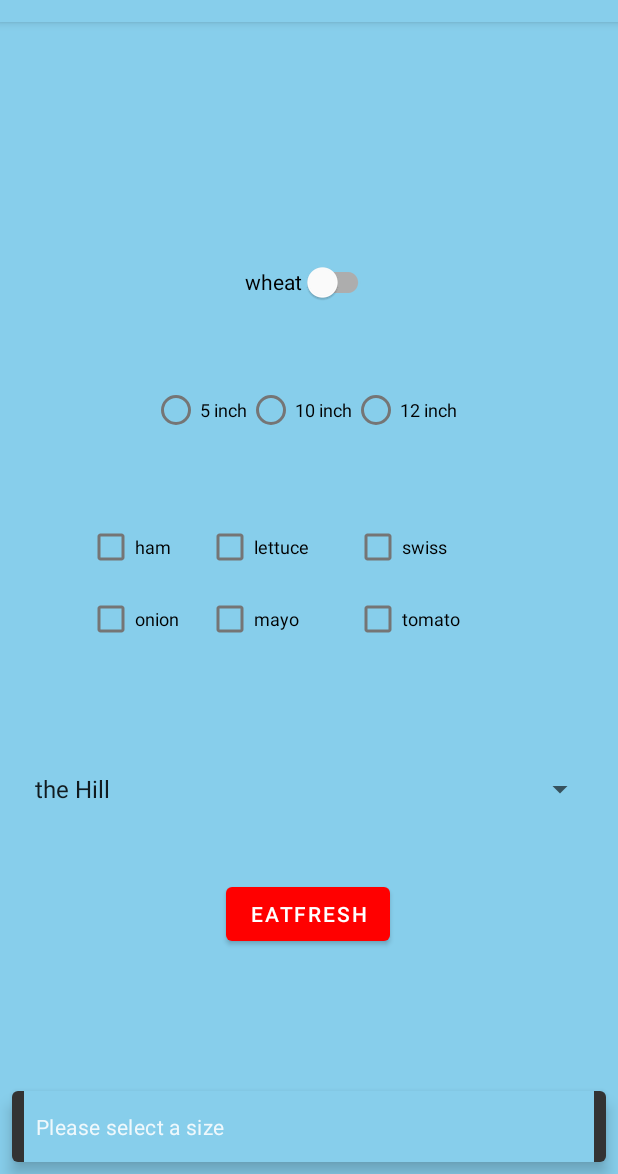
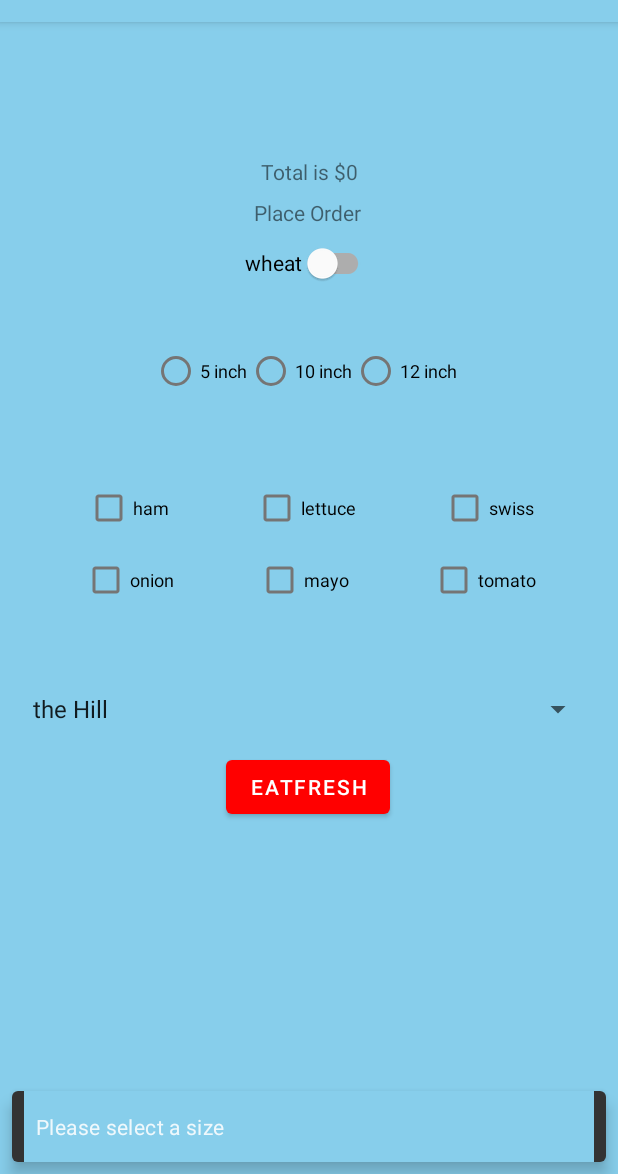
Before and after one commit to trje9656/Android_Projects, an Android app: the screen it shows after launch (MainActivity), after a tap on "EATFRESH", on a phone screen of 412 x 824 dp, the part 62-1236 px from its top. Run offline under Robolectric (Android 15) with nearby library versions, the phone set to English and light mode, and no system bars.

Commit message:
Added State saving, improved constraints
added scroll view as well

```diff
--- a/lab7subway/app/src/main/java/com/example/lab7subway/MainActivity.kt
+++ b/lab7subway/app/src/main/java/com/example/lab7subway/MainActivity.kt
@@ -11,31 +11,57 @@
 
 class MainActivity : AppCompatActivity() {
 
+    var orderString: String = ""
+    var totalString: String = ""
+
+    var total: Int = 10
+
+    lateinit var  radioGroup : RadioGroup
+        lateinit var  messageTextView : TextView
+    lateinit var  totalTextView : TextView
+        lateinit var  layoutRoot : ConstraintLayout
+    lateinit var  checkBox1 : CheckBox
+        lateinit var  checkBox2 : CheckBox
+    lateinit var  checkBox3 : CheckBox
+        lateinit var  checkBox4 : CheckBox
+    lateinit var  checkBox5 : CheckBox
+    lateinit var  checkBox6 : CheckBox
+    lateinit var  spinner : Spinner
+        lateinit var  switch : SwitchMaterial
+    var fillingId = -1
 
     override fun onCreate(savedInstanceState: Bundle?) {
         super.onCreate(savedInstanceState)
         setContentView(R.layout.activity_main)
+
+         //radioGroup = findViewById<RadioGroup>(R.id.sandSize)
+        radioGroup = findViewById(R.id.sandSize)
+         messageTextView = findViewById(R.id.orderText)
+         totalTextView = findViewById(R.id.textViewTotal)
+         layoutRoot = findViewById(R.id.root_layout)
+         checkBox1 = findViewById<CheckBox>(R.id.checkHam)
+         checkBox2 = findViewById(R.id.checkLettuce)
+         checkBox3 = findViewById(R.id.checkSwiss)
+         checkBox4 = findViewById(R.id.checkOnion)
+         checkBox5 = findViewById(R.id.checkTomato)
+         checkBox6 = findViewById(R.id.checkMayo)
+         spinner = findViewById(R.id.spinner)
+         switch = findViewById(R.id.wheatSwitch)
+
+
+
     }
 
     fun createSandwich(view: View) {
         var filling: CharSequence = ""
-        var toppinglist = "" //String
-        var total = 10
+        var toppinglist: String = "" //String
+        total = 10
+
+         fillingId = radioGroup.checkedRadioButtonId
 
         //views
-        val radioGroup = findViewById<RadioGroup>(R.id.sandSize)
-        val fillingId = radioGroup.checkedRadioButtonId
-        val messageTextView = findViewById<TextView>(R.id.orderText)
-        val totalTextView = findViewById<TextView>(R.id.textViewTotal)
-        val layoutRoot = findViewById<ConstraintLayout>(R.id.root_layout)
-        val checkBox1 = findViewById<CheckBox>(R.id.checkHam)
-        val checkBox2 = findViewById<CheckBox>(R.id.checkLettuce)
-        val checkBox3 = findViewById<CheckBox>(R.id.checkSwiss)
-        val checkBox4 = findViewById<CheckBox>(R.id.checkOnion)
-        val checkBox5 = findViewById<CheckBox>(R.id.checkTomato)
-        val checkBox6 = findViewById<CheckBox>(R.id.checkMayo)
-        val spinner = findViewById<Spinner>(R.id.spinner)
-        val switch = findViewById<SwitchMaterial>(R.id.wheatSwitch)
+
+
 
         if (fillingId == -1) {
             Log.i("if statement", "$fillingId")
@@ -92,12 +118,16 @@
 
             //textview
             if (!switch.isChecked) {
-                messageTextView.text = "You'd like a white $filling sub $toppinglist $location"
+                orderString = "You'd like a white $filling sub $toppinglist $location"
+            } else {
+                orderString = "You'd like a wheat $filling sub $toppinglist $location"
             }
-            else {
-                messageTextView.text = "You'd like a wheat $filling sub $toppinglist $location"
-            }
-            totalTextView.text = "Total is $" + total.toString()
+            totalString = "Total is $" + total.toString()
+            messageTextView.text = orderString
+            totalTextView.text = totalString
         }
     }
+
+
+
 }
--- a/lab7subway/app/src/main/res/layout/activity_main.xml
+++ b/lab7subway/app/src/main/res/layout/activity_main.xml
@@ -1,31 +1,36 @@
 <?xml version="1.0" encoding="utf-8"?>
-<androidx.constraintlayout.widget.ConstraintLayout xmlns:android="http://schemas.android.com/apk/res/android"
+<ScrollView xmlns:android="http://schemas.android.com/apk/res/android"
     xmlns:app="http://schemas.android.com/apk/res-auto"
     xmlns:tools="http://schemas.android.com/tools"
+    android:layout_width="match_parent"
+    android:layout_height="wrap_content">
+
+    <androidx.constraintlayout.widget.ConstraintLayout
         android:id="@+id/root_layout"
         android:layout_width="match_parent"
         android:layout_height="match_parent"
         tools:context=".MainActivity">
 
+
         <TextView
             android:id="@+id/orderText"
             android:layout_width="wrap_content"
             android:layout_height="wrap_content"
-        android:layout_marginStart="32dp"
-        android:layout_marginEnd="32dp"
+            android:text="@string/sandwichPlaceholder"
             app:layout_constraintBottom_toBottomOf="parent"
             app:layout_constraintEnd_toEndOf="parent"
+            app:layout_constraintHorizontal_bias="0.498"
             app:layout_constraintLeft_toLeftOf="parent"
             app:layout_constraintRight_toRightOf="parent"
             app:layout_constraintStart_toStartOf="parent"
             app:layout_constraintTop_toTopOf="parent"
-        app:layout_constraintVertical_bias="0.164" />
+            app:layout_constraintVertical_bias="0.177" />
 
         <com.google.android.material.switchmaterial.SwitchMaterial
             android:id="@+id/wheatSwitch"
             android:layout_width="wrap_content"
             android:layout_height="wrap_content"
-        android:layout_marginBottom="37dp"
+            android:layout_marginBottom="24dp"
             android:text="@string/bread_type"
             app:layout_constraintBottom_toTopOf="@+id/sandSize"
             app:layout_constraintEnd_toEndOf="parent"
@@ -68,21 +73,23 @@
             android:id="@+id/checkHam"
             android:layout_width="wrap_content"
             android:layout_height="wrap_content"
-        android:layout_marginStart="58dp"
-        android:layout_marginBottom="107dp"
+            android:layout_marginTop="300dp"
             android:text="@string/ham"
             android:textSize="12sp"
-        app:layout_constraintBottom_toTopOf="@+id/spinner"
-        app:layout_constraintStart_toStartOf="parent" />
+            app:layout_constraintEnd_toStartOf="@+id/checkLettuce"
+            app:layout_constraintHorizontal_bias="0.5"
+            app:layout_constraintStart_toStartOf="parent"
+            app:layout_constraintTop_toTopOf="parent" />
 
         <CheckBox
             android:id="@+id/checkLettuce"
             android:layout_width="wrap_content"
             android:layout_height="wrap_content"
-        android:layout_marginStart="18dp"
             android:text="@string/lettuce"
             android:textSize="12sp"
-        app:layout_constraintStart_toEndOf="@+id/checkOnion"
+            app:layout_constraintEnd_toStartOf="@+id/checkSwiss"
+            app:layout_constraintHorizontal_bias="0.5"
+            app:layout_constraintStart_toEndOf="@+id/checkHam"
             app:layout_constraintTop_toTopOf="@+id/checkHam" />
 
         <CheckBox
@@ -91,7 +98,9 @@
             android:layout_height="wrap_content"
             android:text="@string/swiss"
             android:textSize="12sp"
-        app:layout_constraintStart_toStartOf="@+id/checkTomato"
+            app:layout_constraintEnd_toEndOf="parent"
+            app:layout_constraintHorizontal_bias="0.5"
+            app:layout_constraintStart_toEndOf="@+id/checkLettuce"
             app:layout_constraintTop_toTopOf="@+id/checkLettuce" />
 
         <CheckBox
@@ -100,7 +109,9 @@
             android:layout_height="wrap_content"
             android:text="@string/onion"
             android:textSize="12sp"
-        app:layout_constraintStart_toStartOf="@+id/checkHam"
+            app:layout_constraintEnd_toStartOf="@+id/checkMayo"
+            app:layout_constraintHorizontal_bias="0.5"
+            app:layout_constraintStart_toStartOf="parent"
             app:layout_constraintTop_toBottomOf="@+id/checkHam" />
 
         <CheckBox
@@ -109,52 +120,57 @@
             android:layout_height="wrap_content"
             android:text="@string/mayo"
             android:textSize="12sp"
-        app:layout_constraintStart_toStartOf="@+id/checkLettuce"
+            app:layout_constraintEnd_toStartOf="@+id/checkTomato"
+            app:layout_constraintHorizontal_bias="0.5"
+            app:layout_constraintStart_toEndOf="@+id/checkOnion"
             app:layout_constraintTop_toTopOf="@+id/checkOnion" />
 
         <CheckBox
             android:id="@+id/checkTomato"
             android:layout_width="wrap_content"
             android:layout_height="wrap_content"
-        android:layout_marginStart="30dp"
             android:text="@string/tomato"
             android:textSize="12sp"
-        app:layout_constraintStart_toEndOf="@+id/checkLettuce"
+            app:layout_constraintEnd_toEndOf="parent"
+            app:layout_constraintHorizontal_bias="0.5"
+            app:layout_constraintStart_toEndOf="@+id/checkMayo"
             app:layout_constraintTop_toTopOf="@+id/checkMayo" />
 
         <Spinner
             android:id="@+id/spinner"
             android:layout_width="382dp"
             android:layout_height="0dp"
-        android:layout_marginTop="481dp"
-        android:layout_marginBottom="29dp"
+            android:layout_marginTop="50dp"
+            android:layout_marginEnd="16dp"
             android:entries="@array/location"
-        app:layout_constraintBottom_toTopOf="@+id/buttonSandwich"
             app:layout_constraintEnd_toEndOf="parent"
-        app:layout_constraintStart_toStartOf="parent"
-        app:layout_constraintTop_toTopOf="parent"
+            app:layout_constraintTop_toBottomOf="@+id/checkOnion"
             tools:ignore="TouchTargetSizeCheck" />
 
         <Button
             android:id="@+id/buttonSandwich"
             android:layout_width="wrap_content"
             android:layout_height="wrap_content"
-        android:layout_marginBottom="149dp"
+            android:layout_marginTop="16dp"
+            android:layout_marginBottom="150dp"
             android:onClick="createSandwich"
             android:text="@string/EatFresh"
             app:layout_constraintBottom_toBottomOf="parent"
             app:layout_constraintEnd_toEndOf="parent"
             app:layout_constraintHorizontal_bias="0.498"
             app:layout_constraintStart_toStartOf="parent"
-        app:layout_constraintTop_toBottomOf="@+id/spinner" />
+            app:layout_constraintTop_toBottomOf="@+id/spinner"
+            app:layout_constraintVertical_bias="1.0" />
 
         <TextView
             android:id="@+id/textViewTotal"
             android:layout_width="wrap_content"
             android:layout_height="wrap_content"
             android:layout_marginTop="90dp"
+            android:text="@string/totalPlaceholder"
             app:layout_constraintEnd_toEndOf="parent"
             app:layout_constraintStart_toStartOf="parent"
             app:layout_constraintTop_toTopOf="parent" />
 
     </androidx.constraintlayout.widget.ConstraintLayout>
+</ScrollView>
--- a/lab7subway/app/src/main/res/values/strings.xml
+++ b/lab7subway/app/src/main/res/values/strings.xml
@@ -10,8 +10,9 @@
     <string name="onion">onion</string>
     <string name="tomato" >tomato</string>
     <string name="mayo">mayo</string>
-    <string name="sandwichPlaceholder">sand</string>
+    <string name="sandwichPlaceholder">Place Order</string>
     <string name="EatFresh">EatFresh</string>
+    <string name="totalPlaceholder">Total is $0</string>
     <string-array name="location">
         <item>the Hill</item>
         <item>29th St.</item>
```
Lines whose indentation alone changed are shown as unchanged.
